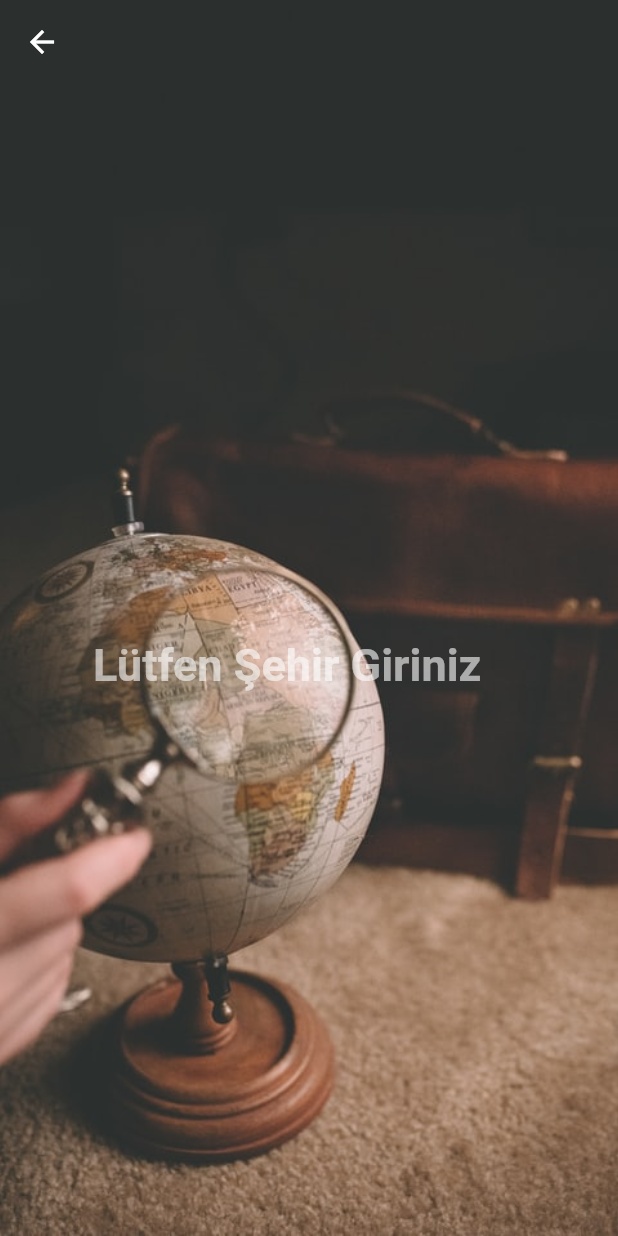
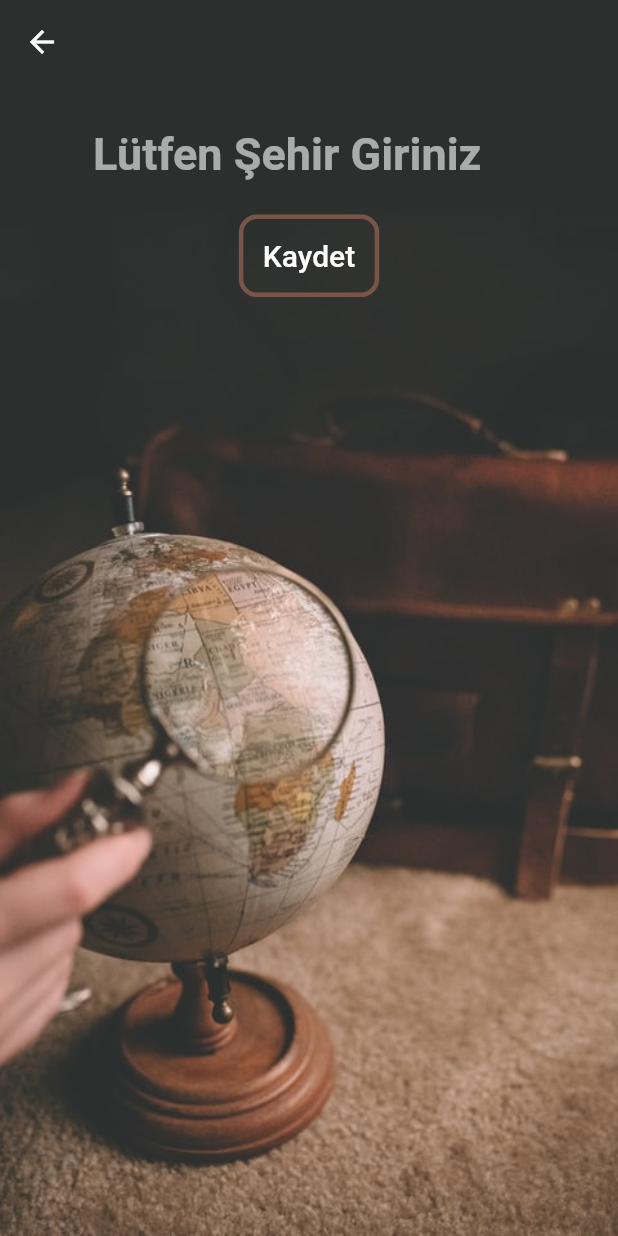
Before and after one commit to 0Suphan0/WeatherApp, a Flutter app: the ScreenPage screen opened directly, on a phone screen of 412 x 824 dp. Run offline on Flutter 3.47's test engine with Material 2 defaults, Android fonts, the phone set to English and light mode, and no system bars; network calls fail.

Commit message:
Seçilen şehir bilgisine göre hava durumu verisi çekildi.

```diff
--- a/weather_app/lib/screen_page.dart
+++ b/weather_app/lib/screen_page.dart
@@ -11,6 +11,7 @@ class _ScreenPageState extends State<ScreenPage> {
   final String backgroundAssetUrl = 'assets/search.jpg';
   final String hintText = 'Lütfen Şehir Giriniz';
   ScreenPageFontAndPaddingSize sizes = ScreenPageFontAndPaddingSize();
+  String selectedCity = '';
 
   @override
   Widget build(BuildContext context) {
@@ -25,12 +26,16 @@ class _ScreenPageState extends State<ScreenPage> {
           elevation: 0,
         ),
         body: Column(
-          mainAxisAlignment: MainAxisAlignment.center,
           children: [
             Padding(
                 padding: EdgeInsets.symmetric(
                     horizontal: sizes.inputHorizontalPadding),
-                child: TextField(
+                child: Column(
+                  children: [
+                    TextField(
+                      onChanged: (value) {
+                        selectedCity = value;
+                      },
                       style: TextStyle(fontSize: sizes.inputFontSize),
                       decoration: InputDecoration(
                         hintText: hintText,
@@ -43,6 +48,25 @@ class _ScreenPageState extends State<ScreenPage> {
                                 Radius.circular(sizes.inputRadius)),
                             borderSide: BorderSide.none),
                       ),
+                    ),
+                    OutlinedButton(
+                      onPressed: () {
+                        Navigator.pop(context,selectedCity);
+                      },
+                      style: OutlinedButton.styleFrom(
+                        side: BorderSide(width: 3.0, color: Colors.brown),
+                        padding: EdgeInsets.all(16.0),
+                        shape: RoundedRectangleBorder(
+                          borderRadius: BorderRadius.circular(12.0),
+                        ),
+                      ),
+                      child: const Text(
+                        'Kaydet',
+                        style: TextStyle(
+                            color: Colors.white, fontSize: 20), // Metin rengi
+                      ),
+                    )
+                  ],
                 ))
           ],
         ),
```
Also changed, not shown: weather_app/lib/home_page.dart (+3 -4 lines). Lines whose indentation alone changed are shown as unchanged.
